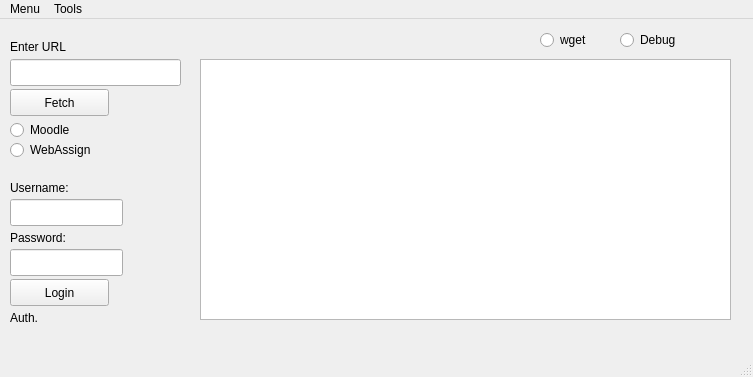
First picture: the form in GUI/mainwindow.ui, repository Jyang772/Ultron, before the edit.
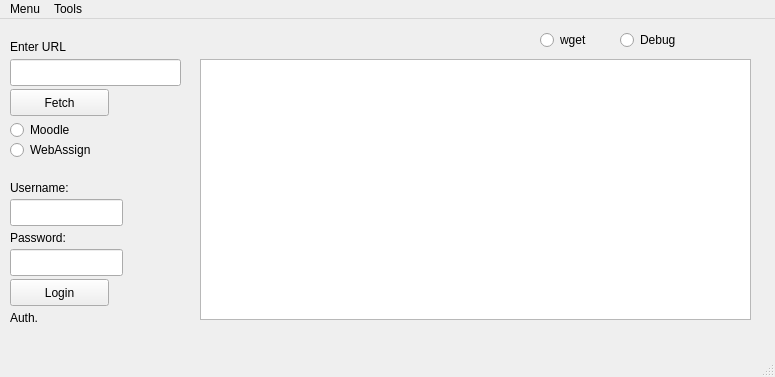
Second picture: the form after the edit.

Patch:
```diff
--- a/GUI/mainwindow.ui
+++ b/GUI/mainwindow.ui
@@ -6,7 +6,7 @@
    <rect>
     <x>0</x>
     <y>0</y>
-    <width>753</width>
+    <width>775</width>
     <height>377</height>
    </rect>
   </property>
@@ -95,7 +95,7 @@
      <rect>
       <x>200</x>
       <y>40</y>
-      <width>531</width>
+      <width>551</width>
       <height>261</height>
      </rect>
     </property>
@@ -321,7 +321,7 @@
     <rect>
      <x>0</x>
      <y>0</y>
-     <width>753</width>
+     <width>775</width>
      <height>25</height>
     </rect>
    </property>
```
